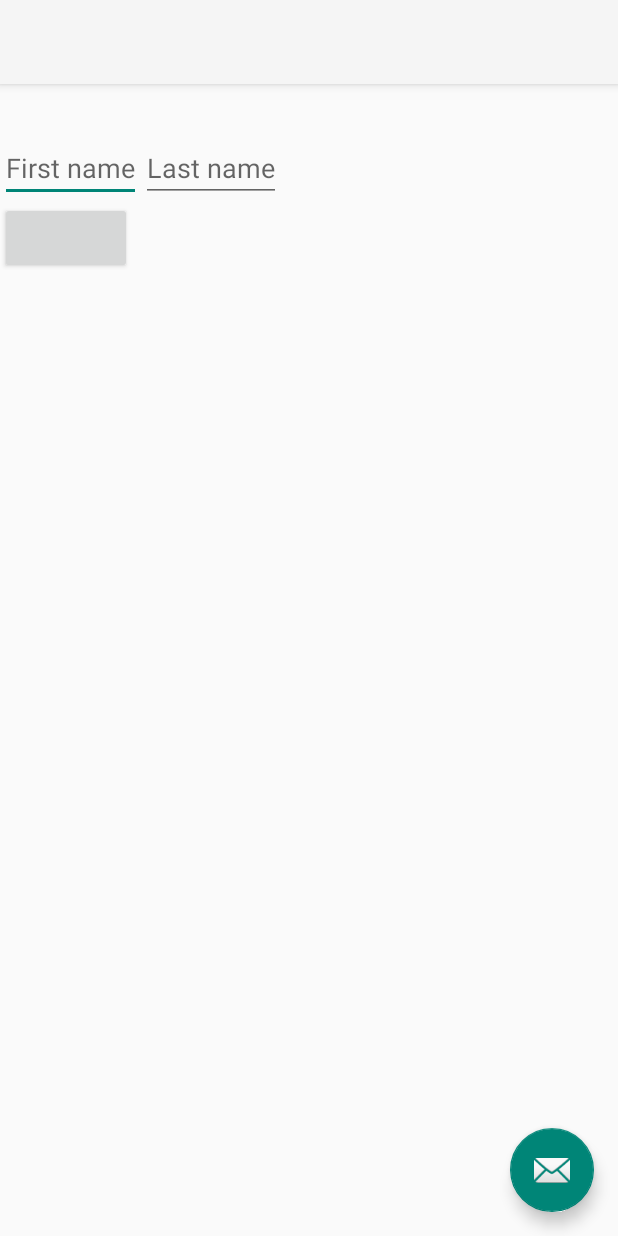
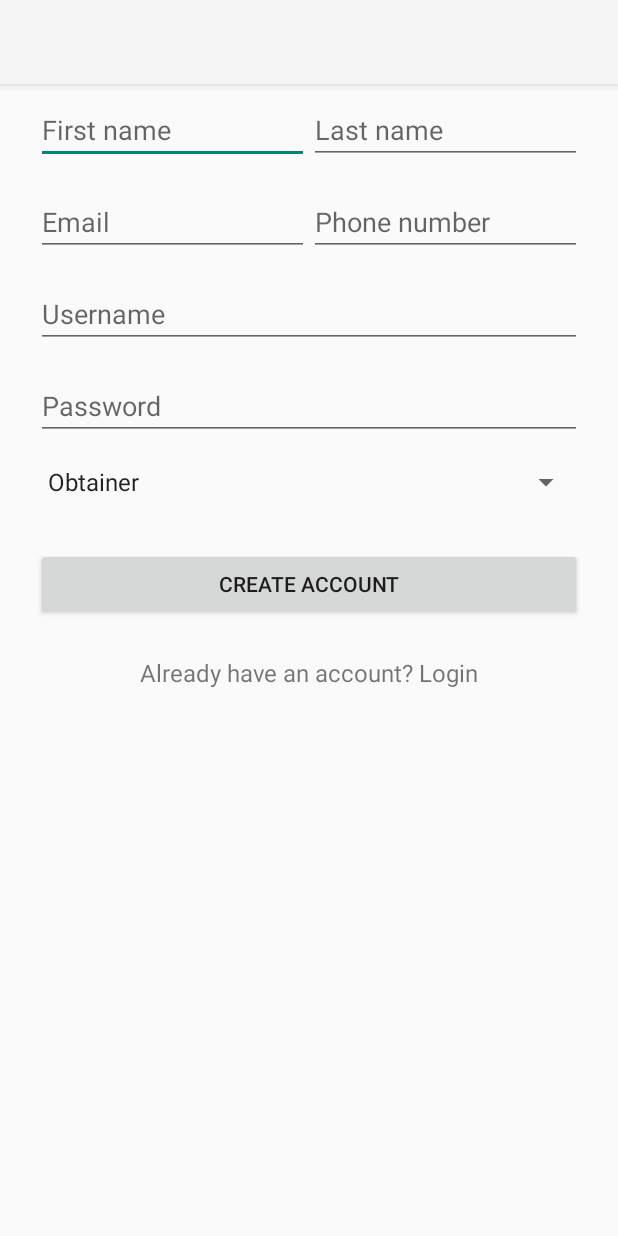
Before and after one commit to khann18/Care-to-Share, an Android app: the CreateAccountActivity screen opened directly, with no data from a screen before it, on a phone screen of 412 x 824 dp. Run offline under Robolectric (Android 15) with nearby library versions, the phone set to English and light mode, and no system bars.

Commit message:
logging in with more fields, no blank fields, no duplicate usernames

```diff
--- a/mobile/app/src/main/java/edu/upenn/cis350/cis350finalproject/data/DataSource.java
+++ b/mobile/app/src/main/java/edu/upenn/cis350/cis350finalproject/data/DataSource.java
@@ -21,9 +21,11 @@ public class DataSource {
         }
     }
 
-    public static void createAccount(String firstName, String lastName) {
+    public static void createAccount(String firstName, String lastName, String username, String password, String email, String phoneNumber) {
         try {
-            URL url = new URL("http://10.0.2.2:3000/createaccount?firstName=" + firstName + "&lastName=" + lastName);
+            URL url = new URL("http://10.0.2.2:3000/createaccount?firstName=" + firstName +
+                    "&lastName=" + lastName + "&username=" + username + "&phoneNumber=" + phoneNumber
+            + "&email=" + email + "&password=" + password);
             AccessWebTask task = new AccessWebTask();
             task.execute(url);
             String result = task.get();
@@ -32,4 +34,17 @@ public class DataSource {
 
         }
     }
+
+    public static boolean isUsernameTaken(String username) {
+        try {
+            URL url = new URL("http://10.0.2.2:3000/usernameTaken?username=" + username);
+            AccessWebTask task = new AccessWebTask();
+            task.execute(url);
+            String result = task.get();
+            Log.d("RESULT", result);
+            return (result.equals("true"));
+        }catch (Exception e){
+            return false;
+        }
+    }
 }
--- a/mobile/app/src/main/java/edu/upenn/cis350/cis350finalproject/ui/login/CreateAccountActivity.java
+++ b/mobile/app/src/main/java/edu/upenn/cis350/cis350finalproject/ui/login/CreateAccountActivity.java
@@ -10,8 +10,11 @@ import androidx.appcompat.app.AppCompatActivity;
 import androidx.appcompat.widget.Toolbar;
 
 import android.view.View;
+import android.widget.ArrayAdapter;
 import android.widget.Button;
 import android.widget.EditText;
+import android.widget.Spinner;
+import android.widget.Toast;
 
 import edu.upenn.cis350.cis350finalproject.MainActivity;
 import edu.upenn.cis350.cis350finalproject.R;
@@ -19,8 +22,12 @@ import edu.upenn.cis350.cis350finalproject.data.DataSource;
 
 public class CreateAccountActivity extends AppCompatActivity {
 
+
+    String[] account_type = { "Obtainer", "Donor"};
     @Override
     protected void onCreate(Bundle savedInstanceState) {
+
+
         super.onCreate(savedInstanceState);
         setContentView(R.layout.activity_create_account);
 //        Toolbar toolbar = findViewById(R.id.toolbar);
@@ -41,16 +48,41 @@ public class CreateAccountActivity extends AppCompatActivity {
             public void onClick(View view) {
                 String firstName = ((EditText) findViewById(R.id.firstName)).getText().toString();
                 String lastName = ((EditText) findViewById(R.id.lastName)).getText().toString();
+                String username = ((EditText) findViewById(R.id.input_username)).getText().toString();
+                String password = ((EditText) findViewById(R.id.input_password)).getText().toString();
+                String phoneNumber = ((EditText) findViewById(R.id.input_phone_number)).getText().toString();
+                String email = ((EditText) findViewById(R.id.input_email)).getText().toString();
                 //get all fields and first check if they're all filled in or not
-                DataSource.createAccount(firstName, lastName);
 
-                Intent i = new Intent(getApplicationContext(), MainActivity.class);
-                //pass username to the home (main) activity
-//                i.putExtra("username", username);
-                startActivity(i);
+                if (firstName.isEmpty() || lastName.isEmpty() || username.isEmpty() || password.isEmpty() || phoneNumber.isEmpty() || email.isEmpty()) {
+                    Toast.makeText(getApplicationContext(), "Please fill out all of the fields", Toast.LENGTH_SHORT).show();
+                }
+
+                else if (DataSource.isUsernameTaken(username)) {
+                    Toast.makeText(getApplicationContext(), "Username is already taken", Toast.LENGTH_SHORT).show();
+                }
+
+                else {
+                    DataSource.createAccount(firstName, lastName, username, password, email, phoneNumber);
+
+                    Intent i = new Intent(getApplicationContext(), MainActivity.class);
+                    //pass username to the home (main) activity
+                    i.putExtra("username", username);
+                    startActivity(i);
+                }
+
 
             }
         });
+
+        Spinner spin = (Spinner) findViewById(R.id.input_account_type);
+//        spin.setOnItemSelectedListener(this);
+
+        //Creating the ArrayAdapter instance having the country list
+        ArrayAdapter aa = new ArrayAdapter(this,android.R.layout.simple_spinner_item,account_type);
+        aa.setDropDownViewResource(android.R.layout.simple_spinner_dropdown_item);
+        //Setting the ArrayAdapter data on the Spinner
+        spin.setAdapter(aa);
     }
 
 }
--- a/mobile/app/src/main/res/layout/activity_create_account.xml
+++ b/mobile/app/src/main/res/layout/activity_create_account.xml
@@ -22,12 +22,12 @@
 
     <include layout="@layout/content_create_account" />
 
-    <com.google.android.material.floatingactionbutton.FloatingActionButton
-        android:id="@+id/fab"
-        android:layout_width="wrap_content"
-        android:layout_height="wrap_content"
-        android:layout_gravity="bottom|end"
-        android:layout_margin="@dimen/fab_margin"
-        app:srcCompat="@android:drawable/ic_dialog_email" />
+    <!--<com.google.android.material.floatingactionbutton.FloatingActionButton-->
+        <!--android:id="@+id/fab"-->
+        <!--android:layout_width="wrap_content"-->
+        <!--android:layout_height="wrap_content"-->
+        <!--android:layout_gravity="bottom|end"-->
+        <!--android:layout_margin="@dimen/fab_margin"-->
+        <!--app:srcCompat="@android:drawable/ic_dialog_email" />-->
 
 </androidx.coordinatorlayout.widget.CoordinatorLayout>
--- a/mobile/app/src/main/res/layout/content_create_account.xml
+++ b/mobile/app/src/main/res/layout/content_create_account.xml
@@ -1,48 +1,118 @@
 <?xml version="1.0" encoding="utf-8"?>
 <ScrollView
     xmlns:android="http://schemas.android.com/apk/res/android"
-    android:id="@+id/ScrollView01"
-    android:layout_width="wrap_content"
-    android:layout_height="wrap_content"
-    android:scrollbars="vertical">
+    android:layout_width="fill_parent"
+    android:layout_height="fill_parent"
+    android:fitsSystemWindows="true">
+
     <LinearLayout
-        android:layout_width="fill_parent"
         android:orientation="vertical"
-        android:layout_height="fill_parent">
+        android:layout_width="match_parent"
+        android:layout_height="wrap_content"
+        android:paddingTop="56dp"
+        android:paddingLeft="24dp"
+        android:paddingRight="24dp">
 
+        <!--<ImageView android:src="@drawable/logo"-->
+            <!--android:layout_width="wrap_content"-->
+            <!--android:layout_height="72dp"-->
+            <!--android:layout_marginBottom="24dp"-->
+            <!--android:layout_gravity="center_horizontal" />-->
 
-        <TextView
-            android:id="@+id/TextViewTitle"
-            android:layout_marginTop="30dp"
-            android:layout_width="wrap_content"
+        <!--  Name Label -->
+        <LinearLayout
+            android:layout_width="match_parent"
             android:layout_height="wrap_content"
-            android:text="@string/account_creation"
-            android:textSize="10pt">
-        </TextView>
-
-
-
-        <LinearLayout android:layout_width="wrap_content"
-            android:layout_height="wrap_content"
-            android:layout_marginTop="30dp"
-            android:orientation="horizontal">
-            <EditText android:layout_width="0dp"
+            android:layout_marginTop="8dp"
+            android:layout_marginBottom="8dp">
+            <EditText android:id="@+id/firstName"
+                android:layout_width="0dp"
+                android:layout_weight="1"
                 android:layout_height="wrap_content"
-                android:hint="First name"
-                android:id="@+id/firstName"
-                android:layout_weight="1"/>
-            <EditText android:layout_width="0dp"
+                android:inputType="textCapWords"
+                android:hint="First name" />
+            <EditText android:id="@+id/lastName"
+                android:layout_width="0dp"
+                android:layout_weight="1"
                 android:layout_height="wrap_content"
-                android:hint="Last name"
-                android:id="@+id/lastName"
-                android:layout_weight="1"/>
+                android:inputType="textCapWords"
+                android:hint="Last name" />
         </LinearLayout>
 
+        <!-- Email Label -->
+        <LinearLayout
+            android:layout_width="match_parent"
+            android:layout_height="wrap_content"
+            android:layout_marginTop="8dp"
+            android:layout_marginBottom="8dp">
+            <EditText android:id="@+id/input_email"
+                android:layout_width="0dp"
+                android:layout_weight="1"
+                android:layout_height="wrap_content"
+                android:inputType="textEmailAddress"
+                android:hint="Email" />
+            <EditText android:id="@+id/input_phone_number"
+                android:layout_width="0dp"
+                android:layout_weight="1"
+                android:layout_height="wrap_content"
+                android:inputType="textCapWords"
+                android:hint="Phone number" />
+        </LinearLayout>
+
+        <LinearLayout
+            android:layout_width="match_parent"
+            android:layout_height="wrap_content"
+            android:layout_marginTop="8dp"
+            android:layout_marginBottom="8dp">
+            <EditText android:id="@+id/input_username"
+                android:layout_width="match_parent"
+                android:layout_height="wrap_content"
+                android:hint="Username"/>
+        </LinearLayout>
+
+        <!-- Password Label -->
+        <LinearLayout
+            android:layout_width="match_parent"
+            android:layout_height="wrap_content"
+            android:layout_marginTop="8dp"
+            android:layout_marginBottom="8dp">
+            <EditText android:id="@+id/input_password"
+                android:layout_width="match_parent"
+                android:layout_height="wrap_content"
+                android:inputType="textPassword"
+                android:hint="Password"/>
+        </LinearLayout>
+
+        <!--Spinner for setting account type-->
+        <LinearLayout
+            android:layout_width="match_parent"
+            android:layout_height="wrap_content"
+            android:layout_marginTop="8dp"
+            android:layout_marginBottom="8dp">
+            <Spinner android:id="@+id/input_account_type"
+                android:layout_width="match_parent"
+                android:layout_height="wrap_content"
+                android:inputType="textPassword"
+                android:hint="Password"/>
+        </LinearLayout>
+
+        <!-- Signup Button -->
         <Button
-            android:layout_width="wrap_content"
+            android:id="@+id/submit_button"
+            android:layout_width="fill_parent"
             android:layout_height="wrap_content"
-            android:id="@+id/submit_button"/>
+            android:layout_marginTop="24dp"
+            android:layout_marginBottom="24dp"
+            android:padding="12dp"
+            android:text="Create Account"/>
 
+        <TextView android:id="@+id/link_login"
+            android:layout_width="fill_parent"
+            android:layout_height="wrap_content"
+            android:layout_marginBottom="24dp"
+            android:text="Already have an account? Login"
+            android:gravity="center"
+            android:textSize="16dip"/>
 
     </LinearLayout>
 </ScrollView>
```
Also changed, not shown: 3 other files.
